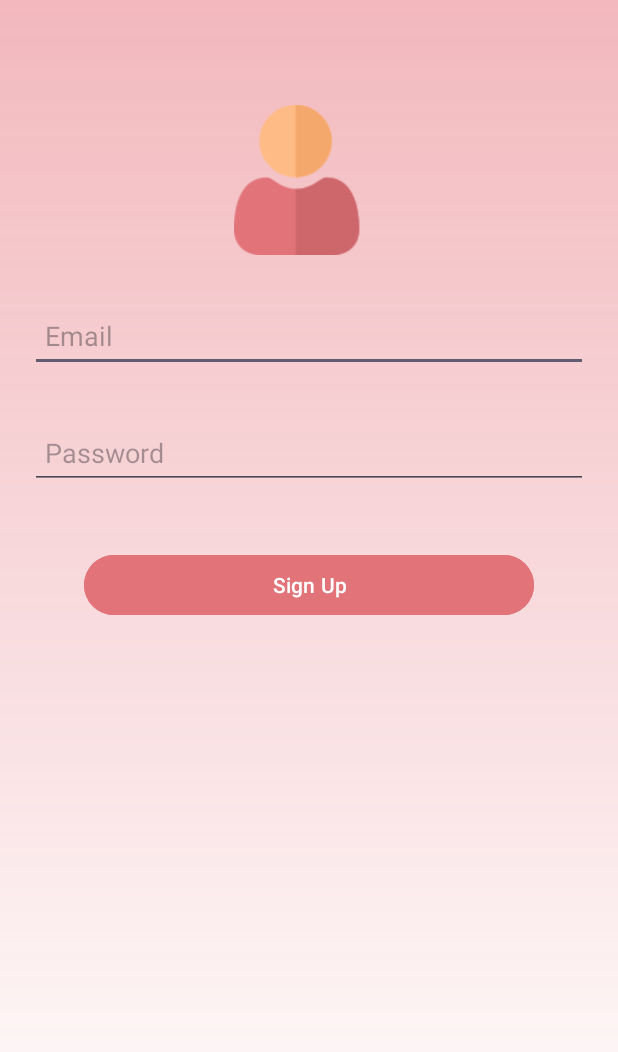
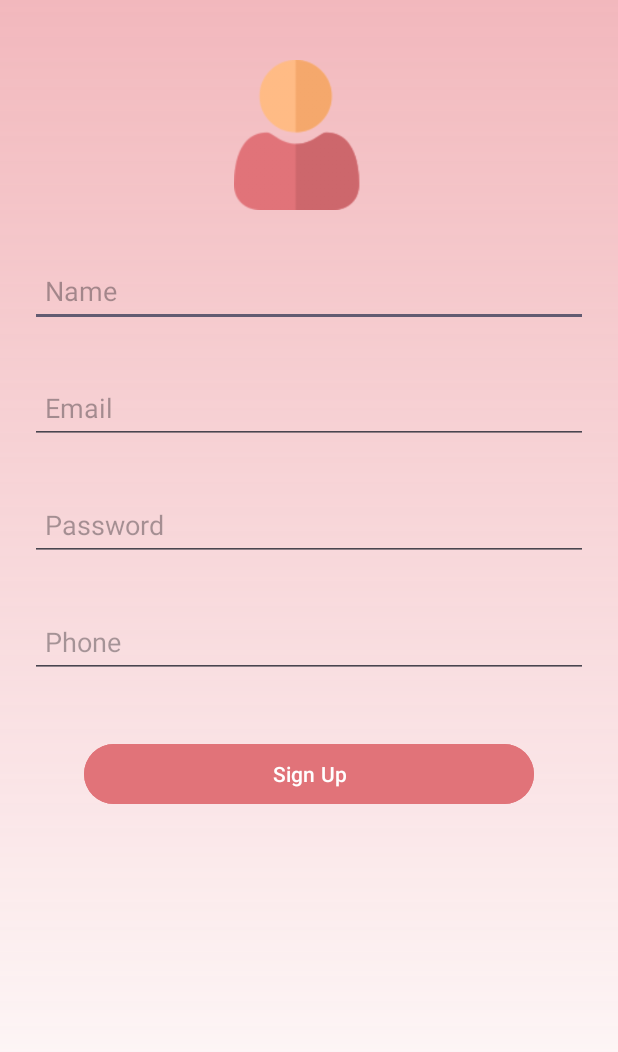
Before and after one commit to sama85/RideShare, an Android app: the SignUpActivity screen opened directly, with no data from a screen before it, after a tap on "Sign Up", on a phone screen of 412 x 824 dp. Shown: the top 1052 px of the screen. Run offline under Robolectric (Android 15) with nearby library versions, the phone set to English and light mode, and no system bars; our stand-ins replace Firebase (no records; nobody signed in at launch, a user with empty details on screens opened directly), Room's generated code, navigation-ui.

Commit message:
linked the user login email with profile data

```diff
--- a/app/src/main/java/com/example/rideshare/repository/Repository.java
+++ b/app/src/main/java/com/example/rideshare/repository/Repository.java
@@ -3,26 +3,34 @@ package com.example.rideshare.repository;
 import android.app.Application;
 
 import androidx.lifecycle.LiveData;
+import androidx.lifecycle.MutableLiveData;
 
+import com.example.rideshare.models.Ride;
 import com.example.rideshare.room.User;
 import com.example.rideshare.room.UserDao;
 import com.example.rideshare.room.UserDatabase;
+import com.example.rideshare.view.RiderActivity;
 
 public class Repository {
     private UserDao userDao;
-    LiveData<User> user;
+    LiveData<User> user = new MutableLiveData<>();
 
     public Repository(Application application){
         UserDatabase userDB = UserDatabase.getInstance(application);
         this.userDao = userDB.userDao();
-        // TODO: prepopulate db with this user
-        user = userDao.getUser("sama@google.com");
+        user = userDao.getUser(RiderActivity.getUserEmail());
     }
 
     /** Room runs db operations that return livedata on a bg thread by default */
-    public LiveData<User> getUser(String email){
+    public LiveData<User> getUser(){
         return user;
     }
+
+//    public void setUpUser(String email){
+//        UserDatabase.databaseWriteExecutor.execute(() -> {
+//            user.postValue(userDao.getUser(email).getValue());
+//        });
+//    }
 
     public void insert(User user){
         UserDatabase.databaseWriteExecutor.execute(() -> {
--- a/app/src/main/java/com/example/rideshare/room/UserDatabase.java
+++ b/app/src/main/java/com/example/rideshare/room/UserDatabase.java
@@ -31,7 +31,7 @@ public abstract class UserDatabase extends RoomDatabase{
         return instance;
     }
 
-    private static RoomDatabase.Callback roomDatabaseCallback = new RoomDatabase.Callback() {
+    private static final RoomDatabase.Callback roomDatabaseCallback = new RoomDatabase.Callback() {
         @Override
         public void onCreate(@NonNull SupportSQLiteDatabase db) {
             super.onCreate(db);
--- a/app/src/main/java/com/example/rideshare/view/RiderActivity.java
+++ b/app/src/main/java/com/example/rideshare/view/RiderActivity.java
@@ -4,18 +4,10 @@ import static androidx.navigation.ui.NavigationUI.setupWithNavController;
 
 import android.content.Intent;
 import android.os.Bundle;
-import android.view.View;
 
 import androidx.appcompat.app.AppCompatActivity;
-import androidx.appcompat.widget.Toolbar;
-import androidx.fragment.app.Fragment;
-import androidx.fragment.app.FragmentManager;
-import androidx.fragment.app.FragmentTransaction;
 import androidx.navigation.NavController;
 import androidx.navigation.NavHost;
-import androidx.navigation.Navigation;
-import androidx.navigation.ui.AppBarConfiguration;
-import androidx.navigation.ui.NavigationUI;
 
 import com.example.rideshare.R;
 import com.example.rideshare.databinding.ActivityRiderMainBinding;
@@ -28,18 +20,27 @@ public class RiderActivity extends AppCompatActivity {
     FirebaseUser user;
     NavHost navHost;
     NavController navController;
+    private static String userEmail;
 
+
+    public static String getUserEmail() {
+        return userEmail;
+    }
     @Override
     protected void onCreate(Bundle savedInstanceState) {
         super.onCreate(savedInstanceState);
         binding = ActivityRiderMainBinding.inflate(getLayoutInflater());
         setContentView(binding.getRoot());
+
+        userEmail = getIntent().getStringExtra("userEmail");
         mAuth = FirebaseAuth.getInstance();
         user = mAuth.getCurrentUser();
         checkAuth();
         navHost = (NavHost) getSupportFragmentManager().findFragmentById(R.id.main_frame);
         navController = navHost.getNavController();
         setupWithNavController(binding.bottomNavBar, navController);
+        //Repository rep = new Repository(getApplication());
+        //rep.setUpUser("sama@google.com");
     }
     void checkAuth(){
         if (user == null)
--- a/app/src/main/java/com/example/rideshare/view/SignUpActivity.java
+++ b/app/src/main/java/com/example/rideshare/view/SignUpActivity.java
@@ -7,8 +7,11 @@ import android.widget.Toast;
 
 import androidx.annotation.NonNull;
 import androidx.appcompat.app.AppCompatActivity;
+import androidx.lifecycle.Observer;
+import androidx.lifecycle.ViewModelProvider;
 
 import com.example.rideshare.databinding.ActivitySignUpBinding;
+import com.example.rideshare.viewModels.SignUpViewModel;
 import com.google.android.gms.tasks.OnCompleteListener;
 import com.google.android.gms.tasks.Task;
 import com.google.firebase.auth.AuthResult;
@@ -16,43 +19,46 @@ import com.google.firebase.auth.FirebaseAuth;
 
 public class SignUpActivity extends AppCompatActivity {
     ActivitySignUpBinding binding;
-    FirebaseAuth mAuth;
+    SignUpViewModel viewModel;
+
 
     @Override
     protected void onCreate(Bundle savedInstanceState) {
         super.onCreate(savedInstanceState);
         binding = ActivitySignUpBinding.inflate(getLayoutInflater());
         setContentView(binding.getRoot());
-        mAuth = FirebaseAuth.getInstance();
+        viewModel = new ViewModelProvider(this).get(SignUpViewModel.class);
+
+        viewModel.signUpSuccess.observe(this, new Observer<Boolean>() {
+            @Override
+            public void onChanged(Boolean success) {
+                if(success){
+                    Toast.makeText(getApplicationContext(), "Account Created!",Toast.LENGTH_SHORT).show();
+                    Intent intent  = new Intent(SignUpActivity.this, RiderActivity.class);
+                    startActivity(intent);
+                    finish();
+                }
+                else{
+                    Toast.makeText(getApplicationContext(), "Authentication Failed!",Toast.LENGTH_SHORT).show();
+                }
+            }
+        });
         binding.signupBtn.setOnClickListener(new View.OnClickListener() {
             @Override
             public void onClick(View view) {
-                String email, password;
+                String email, password, name, phone;
                 email = binding.email.getText().toString();
                 password = binding.password.getText().toString();
+                name = binding.name.getText().toString();
+                phone = binding.phone.getText().toString();
 
-                if(email.isEmpty())
-                    Toast.makeText(SignUpActivity.this, "Please enter email!", Toast.LENGTH_SHORT).show();
-                if(password.isEmpty())
-                    Toast.makeText(SignUpActivity.this, "Please enter password!", Toast.LENGTH_SHORT).show();
+                if(email.isEmpty() || name.isEmpty() || password.isEmpty() || phone.isEmpty()){
+                    Toast.makeText(SignUpActivity.this, "Please complete all fields!", Toast.LENGTH_SHORT).show();
+                    return;
+                }
+                viewModel.signUp(email, password, name, phone);
+            }
+        });
 
-                mAuth.createUserWithEmailAndPassword(email, password)
-                        .addOnCompleteListener(new OnCompleteListener<AuthResult>() {
-                            @Override
-                            public void onComplete(@NonNull Task<AuthResult> task) {
-                                if (task.isSuccessful()) {
-                                    // Sign in success, update UI with the signed-in user's information
-                                    Toast.makeText(SignUpActivity.this, "Account Created!",Toast.LENGTH_SHORT).show();
-                                    Intent intent  = new Intent(SignUpActivity.this, RiderActivity.class);
-                                    startActivity(intent);
-                                    finish();
-                                } else {
-                                    // If sign in fails, display a message to the user.
-                                    Toast.makeText(SignUpActivity.this, "Authentication Failed!",Toast.LENGTH_SHORT).show();
-                                }
-                            }
-                        });
-                }
-        });
     }
 }
--- /dev/null
+++ b/app/src/main/java/com/example/rideshare/viewModels/SignUpViewModel.java
@@ -0,0 +1,48 @@
+package com.example.rideshare.viewModels;
+
+import android.app.Application;
+import android.content.Intent;
+import android.widget.Toast;
+
+import androidx.annotation.NonNull;
+import androidx.lifecycle.AndroidViewModel;
+import androidx.lifecycle.MutableLiveData;
+
+import com.example.rideshare.repository.Repository;
+import com.example.rideshare.room.User;
+import com.example.rideshare.view.RiderActivity;
+import com.example.rideshare.view.SignUpActivity;
+import com.google.android.gms.tasks.OnCompleteListener;
+import com.google.android.gms.tasks.Task;
+import com.google.firebase.auth.AuthResult;
+import com.google.firebase.auth.FirebaseAuth;
+
+public class SignUpViewModel extends AndroidViewModel {
+    private Repository repository;
+    FirebaseAuth mAuth;
+    public MutableLiveData<Boolean> signUpSuccess = new MutableLiveData<>();
+    public SignUpViewModel(@NonNull Application application) {
+        super(application);
+        repository = new Repository(application);
+        mAuth = FirebaseAuth.getInstance();
+    }
+
+    public void signUp(String email, String password, String name, String phone){
+        mAuth.createUserWithEmailAndPassword(email, password)
+                .addOnCompleteListener(new OnCompleteListener<AuthResult>() {
+                    @Override
+                    public void onComplete(@NonNull Task<AuthResult> task) {
+                        if (task.isSuccessful()) {
+                            // Sign in success, update UI with the signed-in user's information
+                            signUpSuccess.postValue(true);
+                            User user = new User(email, name, phone);
+                            repository.insert(user);
+
+                        } else {
+                            // If sign in fails, display a message to the user.
+                            signUpSuccess.postValue(false);
+                        }
+                    }
+                });
+    }
+}
--- a/app/src/main/res/layout/activity_sign_up.xml
+++ b/app/src/main/res/layout/activity_sign_up.xml
@@ -10,7 +10,7 @@
         android:id="@+id/profile_image"
         android:layout_width="100dp"
         android:layout_height="100dp"
-        android:layout_marginTop="50dp"
+        android:layout_marginTop="20dp"
         android:clickable="true"
         android:src="@drawable/ic_profile"
         app:layout_constraintEnd_toEndOf="parent"
@@ -19,35 +19,19 @@
         android:contentDescription="@string/user_profile"/>
 
     <EditText
-        android:id="@+id/first_name"
+        android:id="@+id/name"
         android:layout_width="match_parent"
         android:layout_height="wrap_content"
         android:layout_marginTop="30dp"
-        android:hint="@string/hint_first_name"
+        android:hint="@string/hint_name"
         android:inputType="textPersonName"
         android:maxLines="1"
-        android:visibility="gone"
         android:minHeight="48dp"
         android:padding="@dimen/small_padding"
         app:layout_constraintEnd_toEndOf="parent"
         app:layout_constraintStart_toStartOf="parent"
         app:layout_constraintTop_toBottomOf="@id/profile_image"/>
 
-    <EditText
-        android:id="@+id/last_name"
-        android:layout_width="match_parent"
-        android:layout_height="wrap_content"
-        android:layout_marginTop="30dp"
-        android:ellipsize="end"
-        android:hint="@string/hint_last_name"
-        android:inputType="textPersonName"
-        android:maxLines="1"
-        android:visibility="gone"
-        android:minHeight="48dp"
-        android:padding="@dimen/small_padding"
-        app:layout_constraintEnd_toEndOf="parent"
-        app:layout_constraintStart_toStartOf="parent"
-        app:layout_constraintTop_toBottomOf="@id/first_name"/>
 
     <EditText
         android:id="@+id/email"
@@ -62,7 +46,7 @@
         android:padding="@dimen/small_padding"
         app:layout_constraintEnd_toEndOf="parent"
         app:layout_constraintStart_toStartOf="parent"
-        app:layout_constraintTop_toBottomOf="@id/last_name"/>
+        app:layout_constraintTop_toBottomOf="@id/name"/>
 
     <EditText
         android:id="@+id/password"
@@ -90,7 +74,6 @@
         android:maxLines="1"
         android:minHeight="48dp"
         android:padding="@dimen/small_padding"
-        android:visibility="gone"
         app:layout_constraintEnd_toEndOf="parent"
         app:layout_constraintStart_toStartOf="parent"
         app:layout_constraintTop_toBottomOf="@id/password"/>
--- a/app/src/main/res/values/strings.xml
+++ b/app/src/main/res/values/strings.xml
@@ -5,8 +5,7 @@
     <string name="sign_in">Sign In</string>
     <string name="acc_text">Don\'t Have an account?</string>
     <string name="sign_up">Sign Up</string>
-    <string name="hint_first_name">First Name</string>
-    <string name="hint_last_name">Last Name</string>
+    <string name="hint_name">Name</string>
     <string name="from">From:</string>
     <string name="to">To:</string>
     <string name="select_date">Select a Date</string>
```
Also changed, not shown: app/src/main/java/com/example/rideshare/view/SignInActivity.java (+6 -4 lines), app/src/main/java/com/example/rideshare/view/profileFragment.java (+35 -20 lines), app/src/main/java/com/example/rideshare/viewModels/ProfileViewModel.java (added, +49 -0 lines), app/src/main/java/com/example/rideshare/viewModels/UserViewModel.java (deleted, +0 -23 lines).
